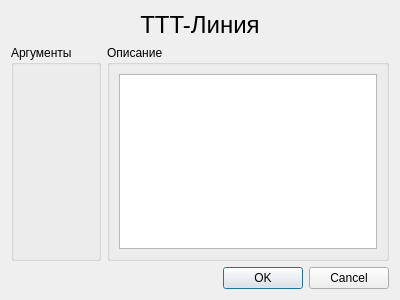
First picture: the form in KAMEditor/gui/commands/tttlinedialog.ui, repository Xtail96/SML, before the edit.
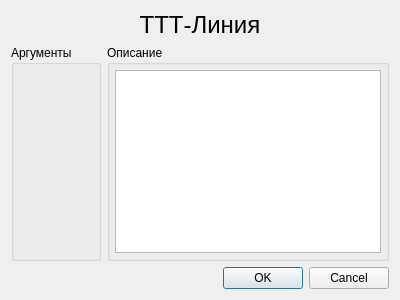
Second picture: the form after the edit.

Commit message: Исправлены ошибки в описании команды ТТТ-Линия. Команда ТТТ-Линия внесена в общий список команд

The edit to the form file:
```diff
--- a/KAMEditor/gui/commands/tttlinedialog.ui
+++ b/KAMEditor/gui/commands/tttlinedialog.ui
@@ -27,6 +27,18 @@
       <string>Описание</string>
      </property>
      <layout class="QGridLayout" name="gridLayout_2">
+      <property name="leftMargin">
+       <number>5</number>
+      </property>
+      <property name="topMargin">
+       <number>5</number>
+      </property>
+      <property name="rightMargin">
+       <number>5</number>
+      </property>
+      <property name="bottomMargin">
+       <number>5</number>
+      </property>
       <item row="1" column="0">
        <widget class="QTextEdit" name="tttline_textEdit_description">
         <property name="readOnly">
@@ -37,16 +49,6 @@
      </layout>
     </widget>
    </item>
-   <item row="2" column="1">
-    <widget class="QDialogButtonBox" name="buttonBox">
-     <property name="orientation">
-      <enum>Qt::Horizontal</enum>
-     </property>
-     <property name="standardButtons">
-      <set>QDialogButtonBox::Cancel|QDialogButtonBox::Ok</set>
-     </property>
-    </widget>
-   </item>
    <item row="0" column="0" colspan="2">
     <widget class="QLabel" name="tttline_label_title">
      <property name="sizePolicy">
@@ -61,13 +63,23 @@
       </font>
      </property>
      <property name="text">
-      <string>TTT-Линия</string>
+      <string>ТТТ-Линия</string>
      </property>
      <property name="alignment">
       <set>Qt::AlignCenter</set>
      </property>
     </widget>
    </item>
+   <item row="2" column="0" colspan="2">
+    <widget class="QDialogButtonBox" name="buttonBox">
+     <property name="orientation">
+      <enum>Qt::Horizontal</enum>
+     </property>
+     <property name="standardButtons">
+      <set>QDialogButtonBox::Cancel|QDialogButtonBox::Ok</set>
+     </property>
+    </widget>
+   </item>
   </layout>
  </widget>
  <resources/>
```
The commit also changes 3 other files.
